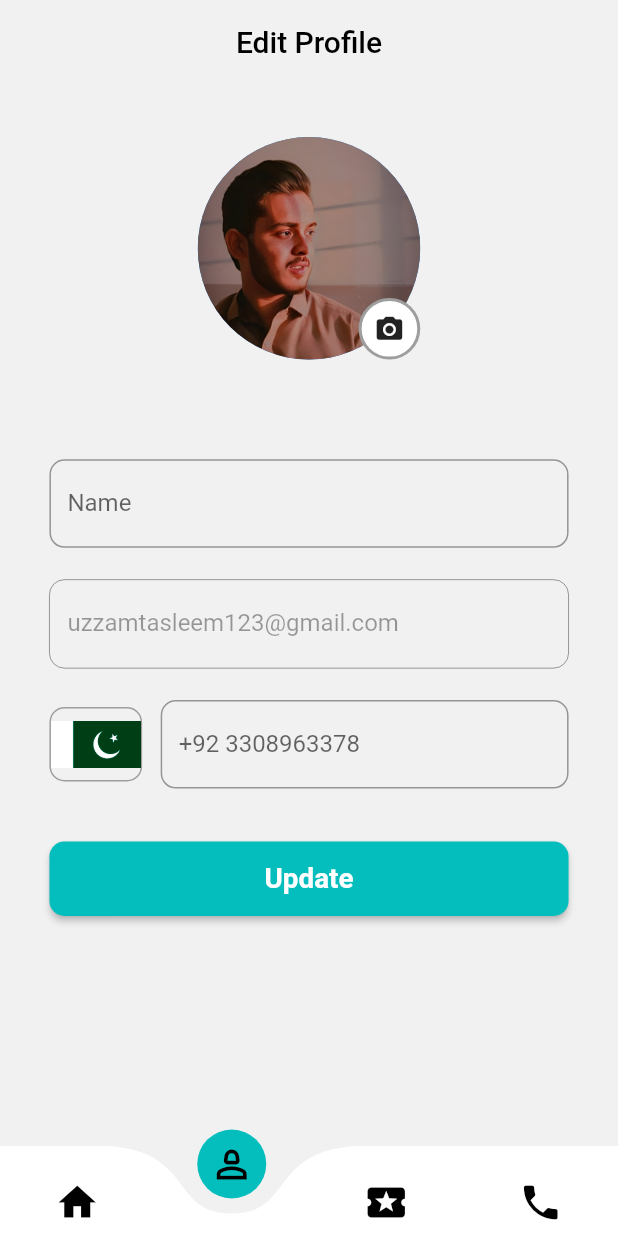
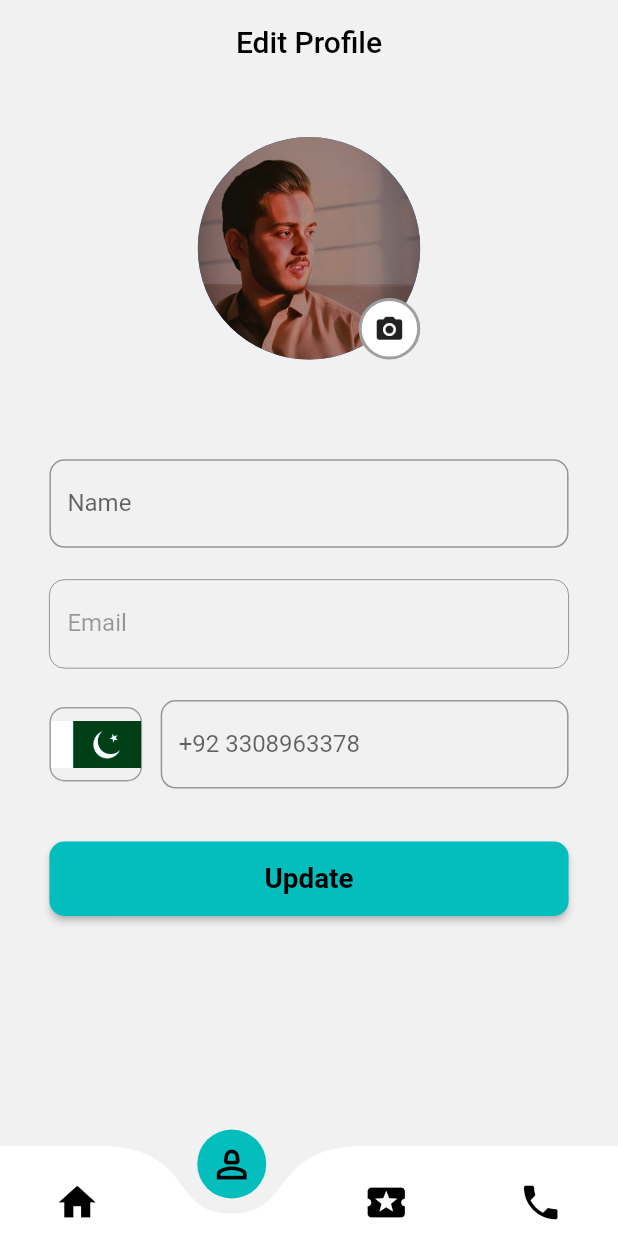
Before and after one commit to osamajaved07/10tiyaab, a Flutter app: the EditProfilePage screen opened by its route, on a phone screen of 412 x 824 dp. Run offline on Flutter 3.47's test engine with Material 3 defaults, Android fonts, the phone set to English and light mode, and no system bars; drawn by our look-alikes of curved_navigation_bar; our stand-ins replace feather_icons, get, image_picker, lottie, pinput, shared_preferences; accounts and stored records are empty.

Commit message:
UI done for edit profile page

```diff
--- a/lib/user_screen/edit_profile_screen.dart
+++ b/lib/user_screen/edit_profile_screen.dart
@@ -1,7 +1,6 @@
 // ignore_for_file: prefer_const_constructors, use_key_in_widget_constructors, library_private_types_in_public_api, avoid_print
 
 import 'package:flutter/material.dart';
-import 'package:fyp_1/styles/colors.dart';
 import 'package:fyp_1/styles/colors.dart';
 import 'package:fyp_1/user_screen/user_homepage.dart';
 import 'package:image_picker/image_picker.dart';
@@ -18,8 +17,9 @@ class EditProfilePage extends StatefulWidget {
 }
 
 class _EditProfilePageState extends State<EditProfilePage> {
-  String name = "";
+  String name = "", email = "";
   TextEditingController _nameController = TextEditingController();
+  TextEditingController _emailController = TextEditingController();
   XFile? _profileImage;
   final ImagePicker _picker = ImagePicker();
 
@@ -33,6 +33,8 @@ class _EditProfilePageState extends State<EditProfilePage> {
     setState(() {
       name = widget.prefs.getString('name') ?? 'User';
       _nameController.text = name;
+      email = widget.prefs.getString('email') ?? '123@gmail.com';
+      _emailController.text = email;
     });
   }
 
@@ -125,8 +127,9 @@ class _EditProfilePageState extends State<EditProfilePage> {
 
                   // Email TextField
                   TextField(
+                    controller: _emailController,
                     decoration: InputDecoration(
-                      labelText: 'uzzamtasleem123@gmail.com',
+                      labelText: 'Email',
                       border: OutlineInputBorder(
                         borderRadius: BorderRadius.circular(10),
                       ),
@@ -185,6 +188,7 @@ class _EditProfilePageState extends State<EditProfilePage> {
                       child: Text(
                         'Update',
                         style: TextStyle(
+                          color: ttextColor,
                           fontSize: screenWidth * 0.045,
                           fontWeight: FontWeight.bold,
                         ),
--- a/lib/user_screen/user_registration_screen.dart
+++ b/lib/user_screen/user_registration_screen.dart
@@ -17,7 +17,7 @@ class UserRegister extends StatefulWidget {
 }
 
 class _UserRegisterState extends State<UserRegister> {
-  String name = "", password = "", confirmpassword = "";
+  String name = "",  email = "", password = "", confirmpassword = "";
   // String? selectedGender;
   // final List<String> genderOptions = ['Male', 'Female', 'Other'];
   final _formkey = GlobalKey<FormState>();
@@ -32,6 +32,7 @@ class _UserRegisterState extends State<UserRegister> {
   void register() {
     if (_formkey.currentState!.validate()) {
       String name = _namecontroller.text.trim();
+      String email = _emailcontroller.text.trim();
       String password = _passwordcontroller.text.trim();
       String confirmPassword = _confirmpasswordcontroller.text.trim();
       if (password != confirmPassword) {
@@ -47,6 +48,7 @@ class _UserRegisterState extends State<UserRegister> {
 
       // Save user data to SharedPreferences
       widget.prefs.setString('name', name);
+      widget.prefs.setString('email', email);
       widget.prefs.setString('password', password);
       ScaffoldMessenger.of(context).showSnackBar(
         SnackBar(
```
